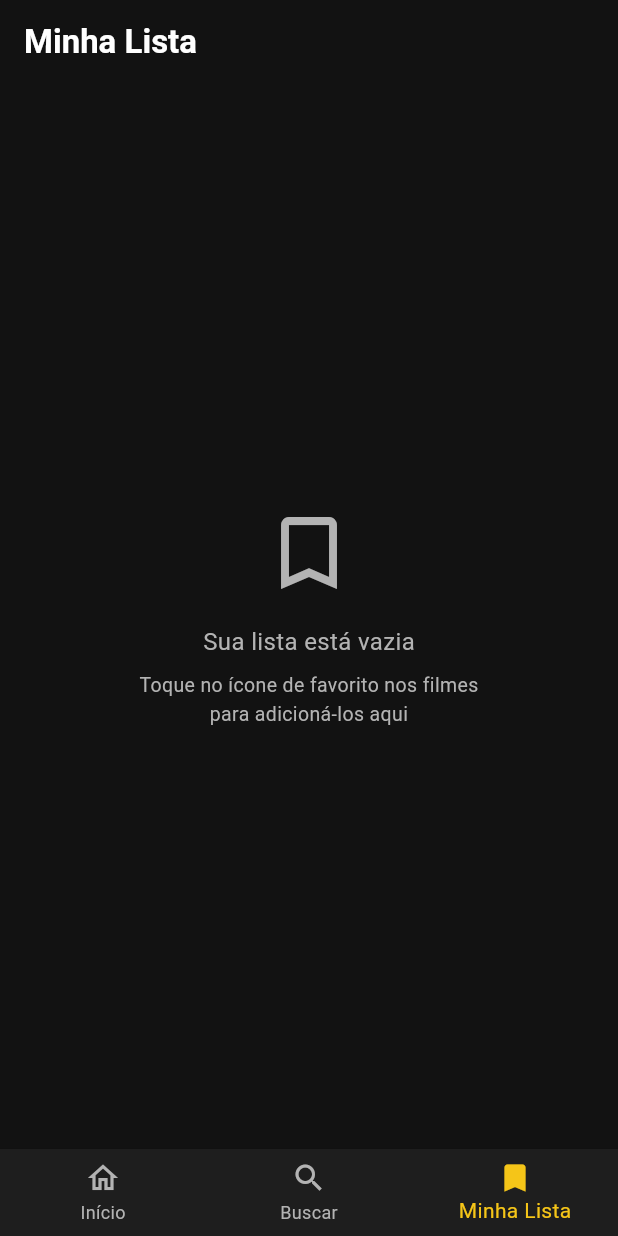
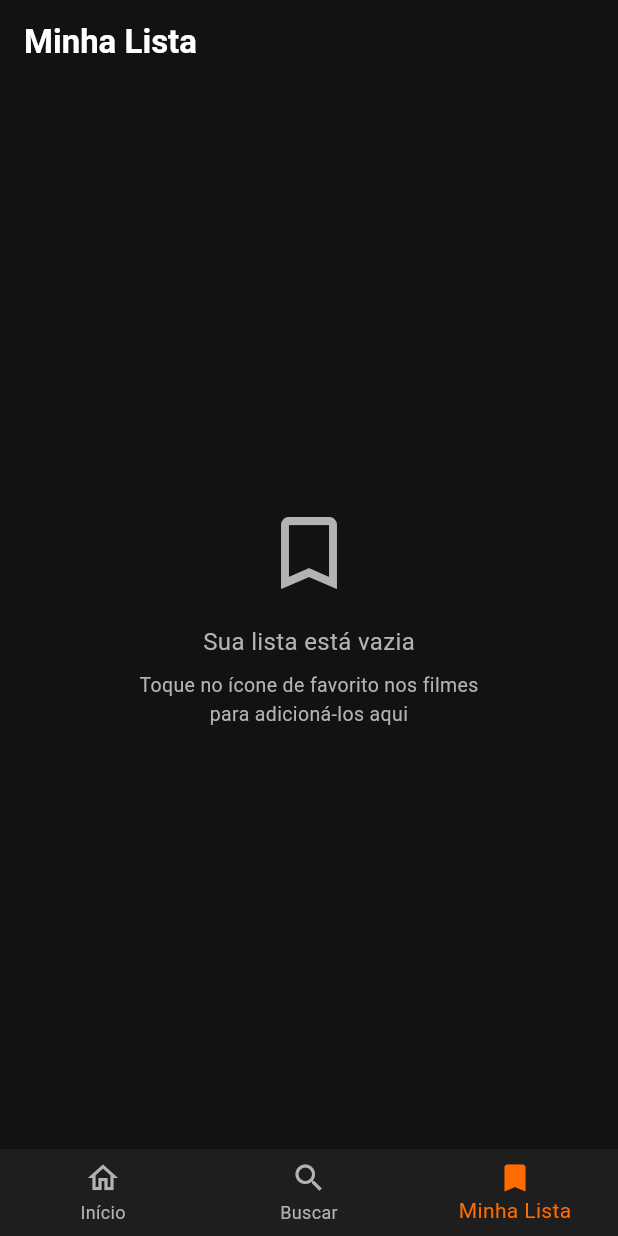
Before and after one commit to othongustavo99/Hz-Filmes, a Flutter app: the screen it shows after launch, item 3 of the bottom bar chosen, on a phone screen of 412 x 824 dp. Run offline on Flutter 3.47's test engine with Material 3 defaults, Android fonts, the phone set to English and light mode, and no system bars; our stand-ins replace cached_network_image, dio, equatable, flutter_bloc, google_fonts, shared_preferences and 1 more; network calls fail.

Commit message:
feat: atualiza jogo de cores

```diff
--- a/lib/core/theme/app_theme.dart
+++ b/lib/core/theme/app_theme.dart
@@ -2,7 +2,7 @@ import 'package:flutter/material.dart';
 import 'package:google_fonts/google_fonts.dart';
 
 class AppTheme {
-  static const Color primaryOrange = Color(0xFFF5C518);
+  static const Color primaryOrange = Color(0xFFFF6B00);
   static const Color accentOrange = Color(0xFFFF6B00);
   static const Color backgroundDark = Color(0xFF121212);
   static const Color surfaceDark = Color(0xFF1E1E1E);
```
